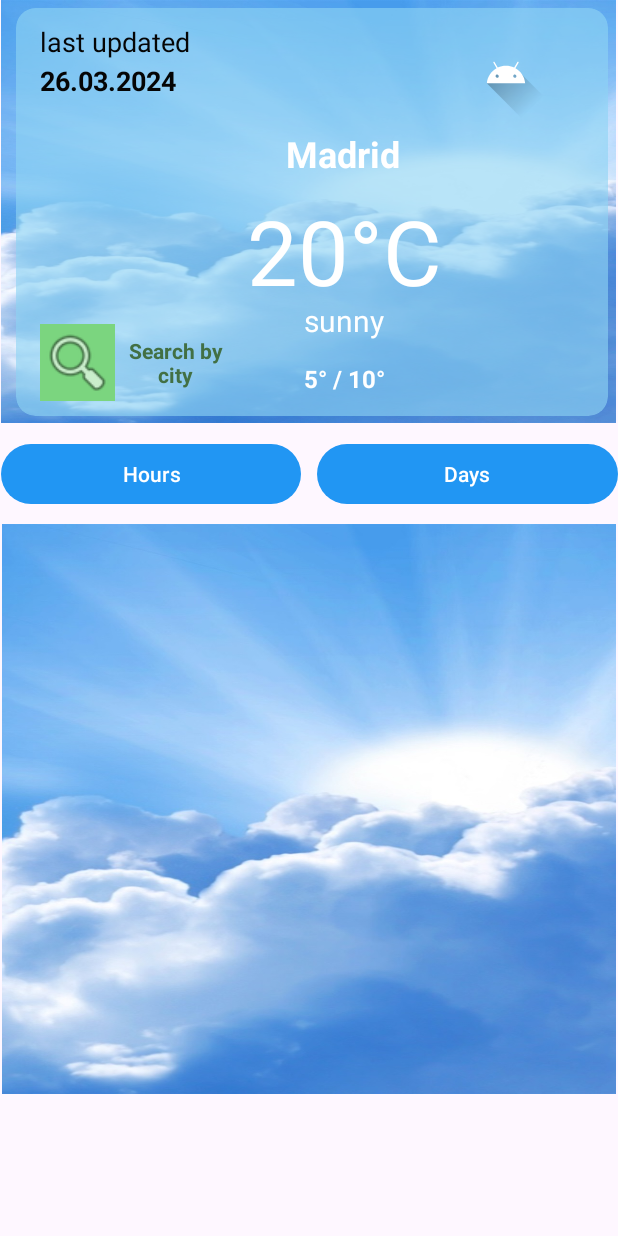
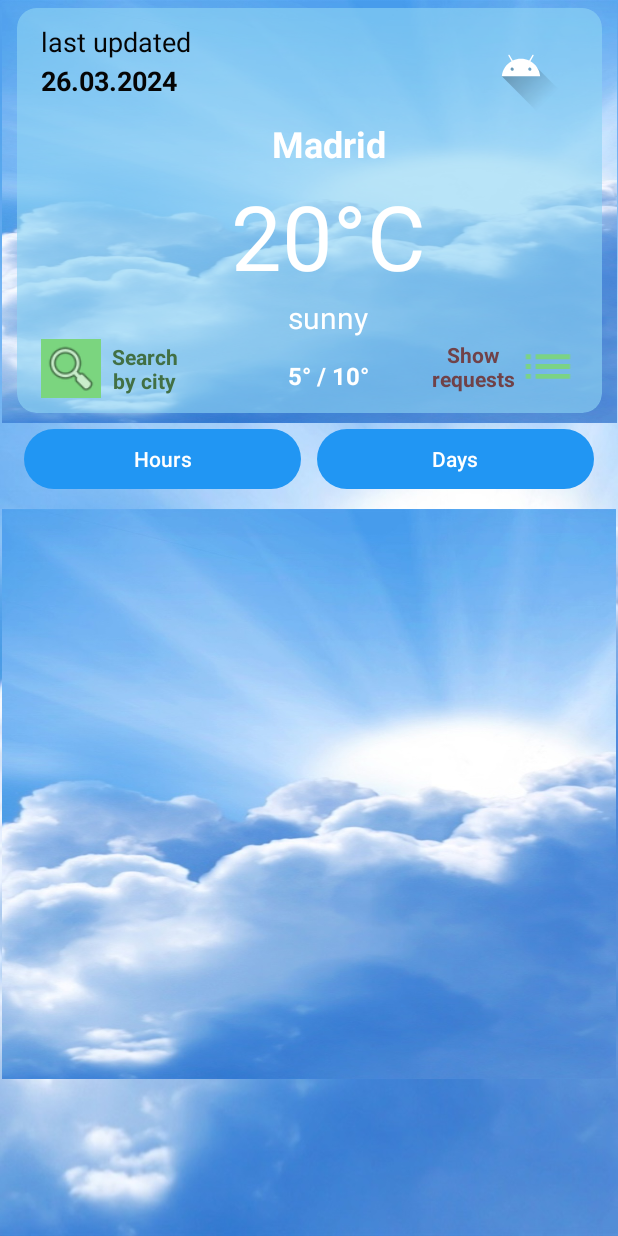
Before and after one commit to NikRader/WeatherApp, an Android app: the screen it shows after launch (MainActivity), on a phone screen of 412 x 824 dp. Run offline under Robolectric (Android 15) with nearby library versions, the phone set to English and light mode, and no system bars; our stand-ins replace Picasso, Volley; network calls fail; pictures from the network do not load; Roboto replaces fonts that are not available here.

Commit message:
Some UI details added!

```diff
--- a/app/src/main/AndroidManifest.xml
+++ b/app/src/main/AndroidManifest.xml
@@ -7,6 +7,7 @@
     <uses-permission android:name="android.permission.ACCESS_FINE_LOCATIONT" />
 
     <application
+        android:screenOrientation="portrait"
         android:allowBackup="true"
         android:dataExtractionRules="@xml/data_extraction_rules"
         android:fullBackupContent="@xml/backup_rules"
--- a/app/src/main/java/com/example/weatherapp/DB/MainDB.kt
+++ b/app/src/main/java/com/example/weatherapp/DB/MainDB.kt
@@ -3,6 +3,7 @@ package com.example.weatherapp.DB
 import androidx.room.Database
 import androidx.room.Room
 import androidx.room.RoomDatabase
+import com.example.weatherapp.MyQuery
 import com.example.weatherapp.fragments.MainFragment
 
 @Database (entities = [Item::class], version = 2)
@@ -17,5 +18,9 @@ abstract class MainDb : RoomDatabase() {
                 "test2.db"
             ).build()
         }
+
+        fun getDb(context: MyQuery): MainDb {
+            TODO("Not yet implemented")
+        }
     }
 }
--- a/app/src/main/java/com/example/weatherapp/MyQuery.kt
+++ b/app/src/main/java/com/example/weatherapp/MyQuery.kt
@@ -10,12 +10,20 @@ import com.example.weatherapp.databinding.ActivityMyQueryBinding
 
 class MyQuery : AppCompatActivity() {
     lateinit var binding: ActivityMyQueryBinding
-
+    lateinit var viewModel: MainViewModel
     override fun onCreate(savedInstanceState: Bundle?) {
         super.onCreate(savedInstanceState)
         binding = ActivityMyQueryBinding.inflate(layoutInflater)
         setContentView(binding.root)
 
+        val db = MainDb.getDb(this)
+        db.getDao().getAllItem().asLiveData().observe(this){ list->
+            binding.tvList.text = ""
+            list.forEach {
+                val text = "Id: ${it.id} Id: ${it.time} Time: ${it.condition} Current Temp.: ${it.currentTemp} Min Temp.: ${it.minTemp} Max Temp.: ${it.maxTemp} \n"
+                binding.tvList.append(text)
+            }
+        }
         binding.button2.setOnClickListener {
 //
         }
--- a/app/src/main/java/com/example/weatherapp/fragments/MainFragment.kt
+++ b/app/src/main/java/com/example/weatherapp/fragments/MainFragment.kt
@@ -63,7 +63,6 @@ class MainFragment : Fragment()  {
             {
                     result -> parseWeatherData(result)
                     Log.d("MyLog", "Data was got!")
-
             },
             {
                     error -> Log.d("MyLog", "Error: $error")
@@ -143,7 +142,7 @@ class MainFragment : Fragment()  {
            val maxMinTemp = "${it.minTemp}°C / ${it.maxTemp}°C"
             tvData.text = it.time
             tvCity.text = it.city
-            tvCurrentTemp.text = it.currentTemp
+            tvCurrentTemp.text = "${it.currentTemp} °C"
             tvCondition.text = it.condition
             tvMinMax.text = maxMinTemp
             // Picasso скачает картинку и добавит в ImageView
--- /dev/null
+++ b/app/src/main/res/drawable/baseline_list_24.xml
@@ -0,0 +1,5 @@
+<vector xmlns:android="http://schemas.android.com/apk/res/android" android:alpha="0.95" android:autoMirrored="true" android:height="24dp" android:tint="#7BD57F" android:viewportHeight="24" android:viewportWidth="24" android:width="24dp">
+
+    <path android:fillColor="@android:color/white" android:pathData="M3,13h2v-2L3,11v2zM3,17h2v-2L3,15v2zM3,9h2L5,7L3,7v2zM7,13h14v-2L7,11v2zM7,17h14v-2L7,15v2zM7,7v2h14L21,7L7,7z"/>
+
+</vector>
--- a/app/src/main/res/layout/activity_main.xml
+++ b/app/src/main/res/layout/activity_main.xml
@@ -5,15 +5,19 @@
     android:id="@+id/back"
     android:layout_width="match_parent"
     android:layout_height="match_parent"
+    android:background="@drawable/back2"
     tools:context=".MainActivity">
 
     <FrameLayout
         android:id="@+id/placeCurrentCard"
         android:layout_width="410dp"
         android:layout_height="282dp"
-        android:layout_marginEnd="1dp"
+        android:layout_marginHorizontal="10dp"
+        android:layout_marginLeft="10dp"
+        android:layout_marginRight="10dp"
+        android:layout_marginBottom="10dp"
+        app:layout_constraintBottom_toTopOf="@+id/conteiner"
         app:layout_constraintEnd_toEndOf="parent"
-        app:layout_constraintHorizontal_bias="1.0"
         app:layout_constraintStart_toStartOf="parent"
         app:layout_constraintTop_toTopOf="parent">
 
@@ -21,9 +25,11 @@
 
     <LinearLayout
         android:id="@+id/conteiner"
-        android:layout_width="411dp"
+        android:layout_width="380dp"
         android:layout_height="57dp"
-        android:layout_marginTop="10dp"
+        android:layout_marginLeft="10dp"
+        android:layout_marginRight="10dp"
+        android:background="#00BD7575"
         android:orientation="horizontal"
         app:layout_constraintEnd_toEndOf="parent"
         app:layout_constraintStart_toStartOf="parent"
--- a/app/src/main/res/layout/fragment_days.xml
+++ b/app/src/main/res/layout/fragment_days.xml
@@ -18,6 +18,8 @@
         android:id="@+id/days_recycler"
         android:layout_width="0dp"
         android:layout_height="0dp"
+        android:layout_marginLeft="5dp"
+        android:layout_marginRight="5dp"
         app:layout_constraintBottom_toBottomOf="@+id/days"
         app:layout_constraintEnd_toEndOf="@+id/days"
         app:layout_constraintStart_toStartOf="@+id/days"
--- a/app/src/main/res/layout/fragment_hours.xml
+++ b/app/src/main/res/layout/fragment_hours.xml
@@ -18,6 +18,8 @@
         android:id="@+id/hours_recycler"
         android:layout_width="0dp"
         android:layout_height="0dp"
+        android:layout_marginLeft="5dp"
+        android:layout_marginRight="5dp"
         app:layout_constraintBottom_toBottomOf="@+id/hours"
         app:layout_constraintEnd_toEndOf="@+id/hours"
         app:layout_constraintStart_toStartOf="@+id/hours"
--- a/app/src/main/res/layout/fragment_main.xml
+++ b/app/src/main/res/layout/fragment_main.xml
@@ -28,7 +28,7 @@
         android:layout_height="wrap_content"
         android:layout_marginStart="10dp"
         android:layout_marginTop="5dp"
-        android:layout_marginEnd="5dp"
+        android:layout_marginEnd="10dp"
         app:cardBackgroundColor="#9F8ED4F4"
         app:cardCornerRadius="13dp"
         app:cardElevation="0dp"
@@ -59,17 +59,18 @@
                 android:layout_width="76dp"
                 android:layout_height="60dp"
                 android:layout_marginTop="10dp"
-                android:layout_marginEnd="30dp"
+                android:layout_marginEnd="16dp"
                 android:layout_marginBottom="42dp"
                 android:src="@drawable/ic_launcher_foreground"
                 app:layout_constraintBottom_toTopOf="@+id/tvCurrentTemp"
                 app:layout_constraintEnd_toEndOf="parent"
-                app:layout_constraintTop_toTopOf="parent" />
+                app:layout_constraintTop_toTopOf="parent"
+                app:layout_constraintVertical_bias="0.0" />
 
             <TextView
                 android:id="@+id/tv_city"
-                android:layout_width="114dp"
-                android:layout_height="37dp"
+                android:layout_width="217dp"
+                android:layout_height="31dp"
                 android:layout_marginTop="4dp"
                 android:gravity="center"
                 android:text="Madrid"
@@ -83,8 +84,8 @@
 
             <TextView
                 android:id="@+id/tvCurrentTemp"
-                android:layout_width="144dp"
-                android:layout_height="73dp"
+                android:layout_width="187dp"
+                android:layout_height="82dp"
                 android:layout_marginTop="5dp"
                 android:gravity="center"
                 android:text="20°C"
@@ -124,8 +125,8 @@
 
             <ImageView
                 android:id="@+id/searchBtn"
-                android:layout_width="50dp"
-                android:layout_height="51dp"
+                android:layout_width="40dp"
+                android:layout_height="39dp"
                 android:background="#3F51B5"
                 android:backgroundTint="#7BD57F"
                 app:layout_constraintBottom_toBottomOf="@+id/tv_min_max"
@@ -135,7 +136,7 @@
                 app:srcCompat="@android:drawable/ic_menu_search" />
 
             <TextView
-                android:id="@+id/textView"
+                android:id="@+id/search_text"
                 android:layout_width="0dp"
                 android:layout_height="0dp"
                 android:gravity="center"
@@ -161,6 +162,31 @@
                 app:layout_constraintTop_toTopOf="parent"
                 app:layout_constraintVertical_bias="0.0" />
 
+            <ImageView
+                android:id="@+id/imageView2"
+                android:layout_width="40dp"
+                android:layout_height="39dp"
+                android:layout_marginEnd="16dp"
+                android:backgroundTint="#7BD57F"
+                android:foregroundGravity="left"
+                app:layout_constraintBottom_toBottomOf="@+id/tv_min_max"
+                app:layout_constraintEnd_toEndOf="parent"
+                app:layout_constraintTop_toBottomOf="@+id/weather_image"
+                app:layout_constraintVertical_bias="0.992"
+                app:srcCompat="@drawable/baseline_list_24" />
+
+            <TextView
+                android:id="@+id/textView"
+                android:layout_width="59dp"
+                android:layout_height="0dp"
+                android:gravity="center"
+                android:text="Show requests"
+                android:textColor="#704249"
+                android:textStyle="bold"
+                app:layout_constraintBottom_toBottomOf="@+id/imageView2"
+                app:layout_constraintEnd_toStartOf="@+id/imageView2"
+                app:layout_constraintTop_toTopOf="@+id/imageView2" />
+
         </androidx.constraintlayout.widget.ConstraintLayout>
 
     </androidx.cardview.widget.CardView>
--- a/app/src/main/res/layout/list_item.xml
+++ b/app/src/main/res/layout/list_item.xml
@@ -4,7 +4,9 @@
     xmlns:tools="http://schemas.android.com/tools"
     android:layout_width="match_parent"
     android:layout_height="wrap_content"
+    android:layout_marginLeft="5dp"
     android:layout_marginTop="3dp"
+    android:layout_marginRight="5dp"
     android:backgroundTint="@color/green2"
     app:cardCornerRadius="5dp"
     app:cardElevation="0dp">
```
